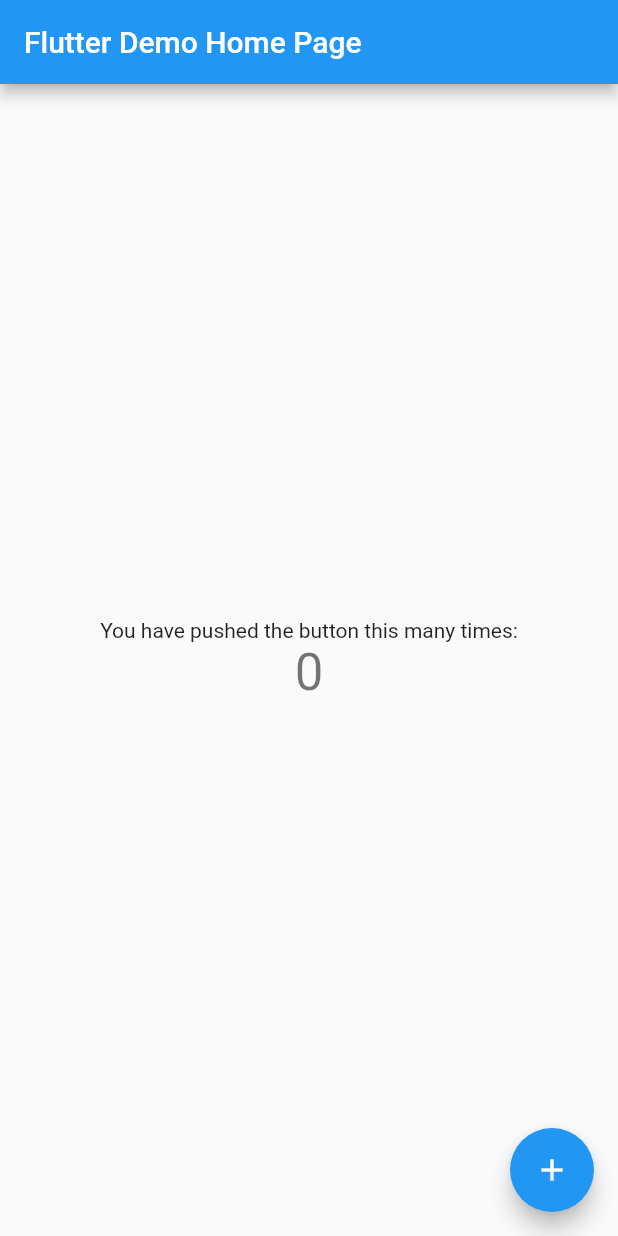
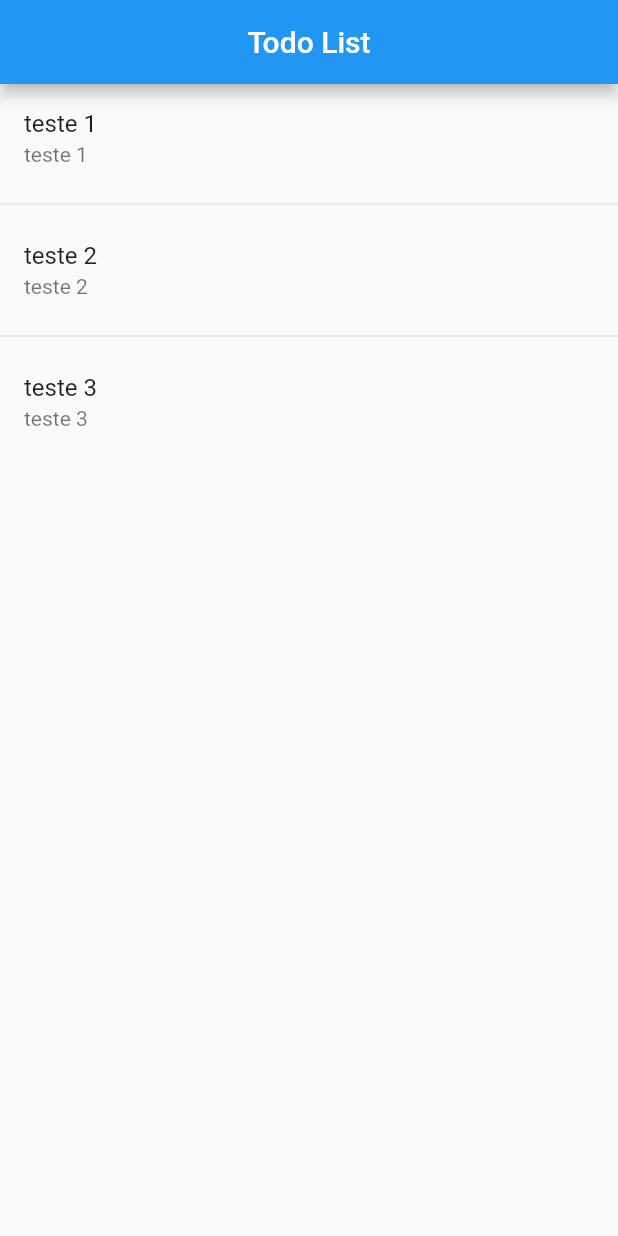
Before and after one commit to MuriloAlexSilva/todo_app, a Flutter app: the screen it shows after launch, on a phone screen of 412 x 824 dp. Run offline on Flutter 3.47's test engine with Material 2 defaults, Android fonts, the phone set to English and light mode, and no system bars.

Commit message:
subindo app

```diff
--- a/lib/main.dart
+++ b/lib/main.dart
@@ -1,4 +1,5 @@
 import 'package:flutter/material.dart';
+import 'package:todo_app/screens/todo_list.dart';
 
 void main() {
   runApp(MyApp());
@@ -10,108 +11,7 @@ class MyApp extends StatelessWidget {
   Widget build(BuildContext context) {
     return MaterialApp(
       title: 'Flutter Demo',
-      theme: ThemeData(
-        // This is the theme of your application.
-        //
-        // Try running your application with "flutter run". You'll see the
-        // application has a blue toolbar. Then, without quitting the app, try
-        // changing the primarySwatch below to Colors.green and then invoke
-        // "hot reload" (press "r" in the console where you ran "flutter run",
-        // or simply save your changes to "hot reload" in a Flutter IDE).
-        // Notice that the counter didn't reset back to zero; the application
-        // is not restarted.
-        primarySwatch: Colors.blue,
-        // This makes the visual density adapt to the platform that you run
-        // the app on. For desktop platforms, the controls will be smaller and
-        // closer together (more dense) than on mobile platforms.
-        visualDensity: VisualDensity.adaptivePlatformDensity,
-      ),
-      home: MyHomePage(title: 'Flutter Demo Home Page'),
+      home: TodoList(),
     );
   }
 }
-
-class MyHomePage extends StatefulWidget {
-  MyHomePage({Key key, this.title}) : super(key: key);
-
-  // This widget is the home page of your application. It is stateful, meaning
-  // that it has a State object (defined below) that contains fields that affect
-  // how it looks.
-
-  // This class is the configuration for the state. It holds the values (in this
-  // case the title) provided by the parent (in this case the App widget) and
-  // used by the build method of the State. Fields in a Widget subclass are
-  // always marked "final".
-
-  final String title;
-
-  @override
-  _MyHomePageState createState() => _MyHomePageState();
-}
-
-class _MyHomePageState extends State<MyHomePage> {
-  int _counter = 0;
-
-  void _incrementCounter() {
-    setState(() {
-      // This call to setState tells the Flutter framework that something has
-      // changed in this State, which causes it to rerun the build method below
-      // so that the display can reflect the updated values. If we changed
-      // _counter without calling setState(), then the build method would not be
-      // called again, and so nothing would appear to happen.
-      _counter++;
-    });
-  }
-
-  @override
-  Widget build(BuildContext context) {
-    // This method is rerun every time setState is called, for instance as done
-    // by the _incrementCounter method above.
-    //
-    // The Flutter framework has been optimized to make rerunning build methods
-    // fast, so that you can just rebuild anything that needs updating rather
-    // than having to individually change instances of widgets.
-    return Scaffold(
-      appBar: AppBar(
-        // Here we take the value from the MyHomePage object that was created by
-        // the App.build method, and use it to set our appbar title.
-        title: Text(widget.title),
-      ),
-      body: Center(
-        // Center is a layout widget. It takes a single child and positions it
-        // in the middle of the parent.
-        child: Column(
-          // Column is also a layout widget. It takes a list of children and
-          // arranges them vertically. By default, it sizes itself to fit its
-          // children horizontally, and tries to be as tall as its parent.
-          //
-          // Invoke "debug painting" (press "p" in the console, choose the
-          // "Toggle Debug Paint" action from the Flutter Inspector in Android
-          // Studio, or the "Toggle Debug Paint" command in Visual Studio Code)
-          // to see the wireframe for each widget.
-          //
-          // Column has various properties to control how it sizes itself and
-          // how it positions its children. Here we use mainAxisAlignment to
-          // center the children vertically; the main axis here is the vertical
-          // axis because Columns are vertical (the cross axis would be
-          // horizontal).
-          mainAxisAlignment: MainAxisAlignment.center,
-          children: <Widget>[
-            Text(
-              'You have pushed the button this many times:',
-            ),
-            Text(
-              '$_counter',
-              style: Theme.of(context).textTheme.headline4,
-            ),
-          ],
-        ),
-      ),
-      floatingActionButton: FloatingActionButton(
-        onPressed: _incrementCounter,
-        tooltip: 'Increment',
-        child: Icon(Icons.add),
-      ), // This trailing comma makes auto-formatting nicer for build methods.
-    );
-  }
-}
--- /dev/null
+++ b/lib/screens/todo_list.dart
@@ -0,0 +1,29 @@
+import 'package:flutter/material.dart';
+
+class TodoList extends StatefulWidget {
+  @override
+  _TodoListState createState() => _TodoListState();
+}
+
+class _TodoListState extends State<TodoList> {
+  var list = ["teste 1", "teste 2", "teste 3"];
+  @override
+  Widget build(BuildContext context) {
+    return Scaffold(
+      appBar: AppBar(
+        title: Text("Todo List"),
+        centerTitle: true,
+      ),
+      body: ListView.separated(
+        itemBuilder: (context, index) {
+          return ListTile(
+            title: Text(list[index]),
+            subtitle: Text(list[index]),
+          );
+        },
+        separatorBuilder: (context, index) => Divider(),
+        itemCount: list.length,
+      ),
+    );
+  }
+}
```
Also changed, not shown: 1 other file.
